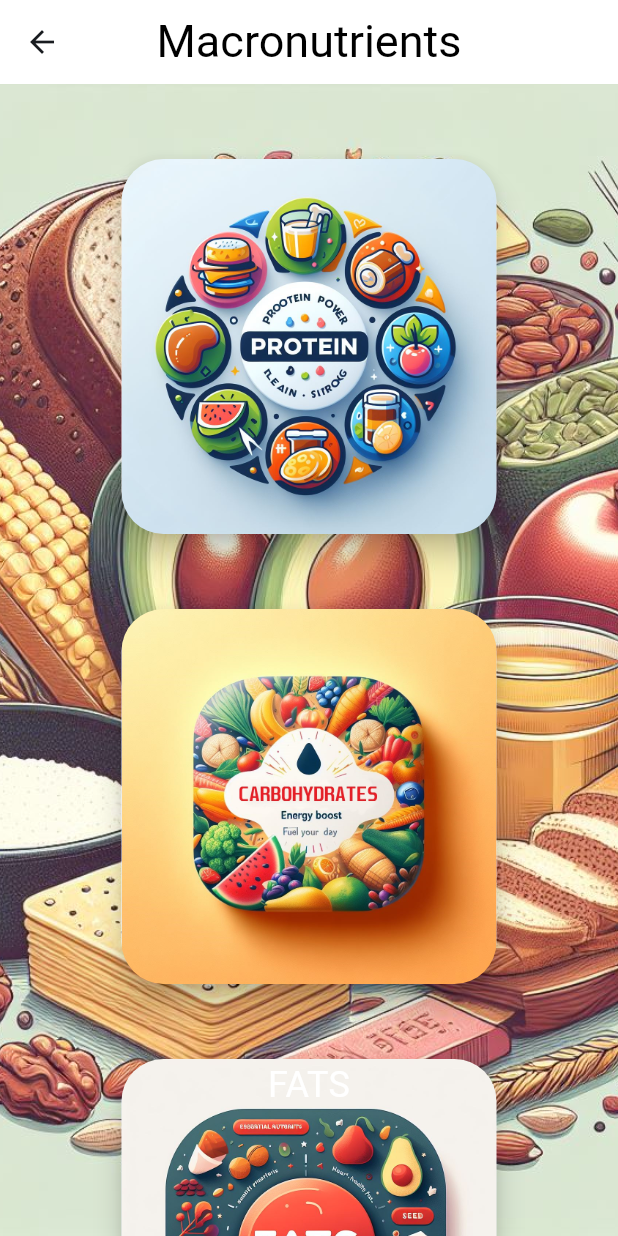
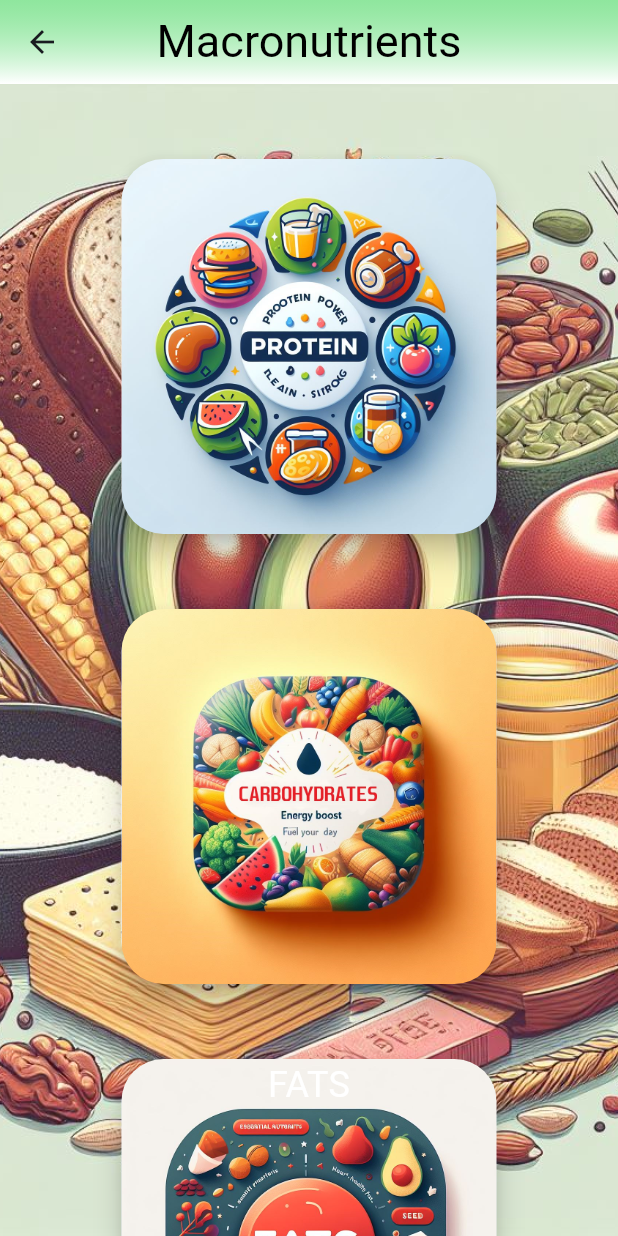
Before and after one commit to mateuszkasprzak94/fitness_prodigy, a Flutter app: the Macronutrients screen opened directly, on a phone screen of 412 x 824 dp. Run offline on Flutter 3.47's test engine with Material 2 defaults, Android fonts, the phone set to English and light mode, and no system bars; our stand-ins replace bloc, cloud_firestore, dio, firebase_auth, firebase_core, flutter_animate and 3 more; accounts and stored records are empty; Roboto replaces fonts that are missing (Asul, Satisfy).

Commit message:
Change Appbar color

```diff
--- a/lib/app/pages/features/diet/pages/tabs_content/nutrients/macronutrients/macronutrients.dart
+++ b/lib/app/pages/features/diet/pages/tabs_content/nutrients/macronutrients/macronutrients.dart
@@ -21,14 +21,14 @@ class _MacronutrientsState extends State<Macronutrients> {
           style: GoogleFonts.satisfy(fontSize: 30, color: Colors.black),
         ),
         centerTitle: true,
-        // flexibleSpace: Container(
-        //   decoration: const BoxDecoration(
-        //     gradient: LinearGradient(colors: [
-        //       Color.fromARGB(164, 0, 0, 0),
-        //       Colors.white,
-        //     ], begin: Alignment.topCenter, end: Alignment.bottomCenter),
-        //   ),
-        // ),
+        flexibleSpace: Container(
+          decoration: const BoxDecoration(
+            gradient: LinearGradient(colors: [
+              Color.fromARGB(162, 79, 216, 102),
+              Colors.white,
+            ], begin: Alignment.topCenter, end: Alignment.bottomCenter),
+          ),
+        ),
         systemOverlayStyle: SystemUiOverlayStyle.light,
         automaticallyImplyLeading: true,
       ),
```
